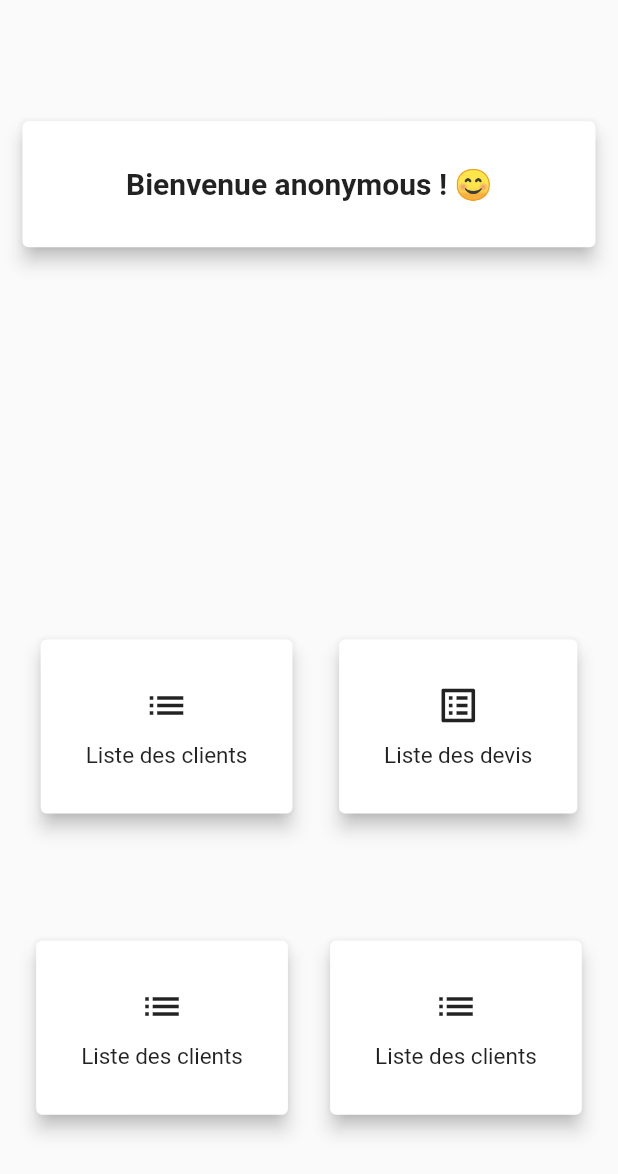
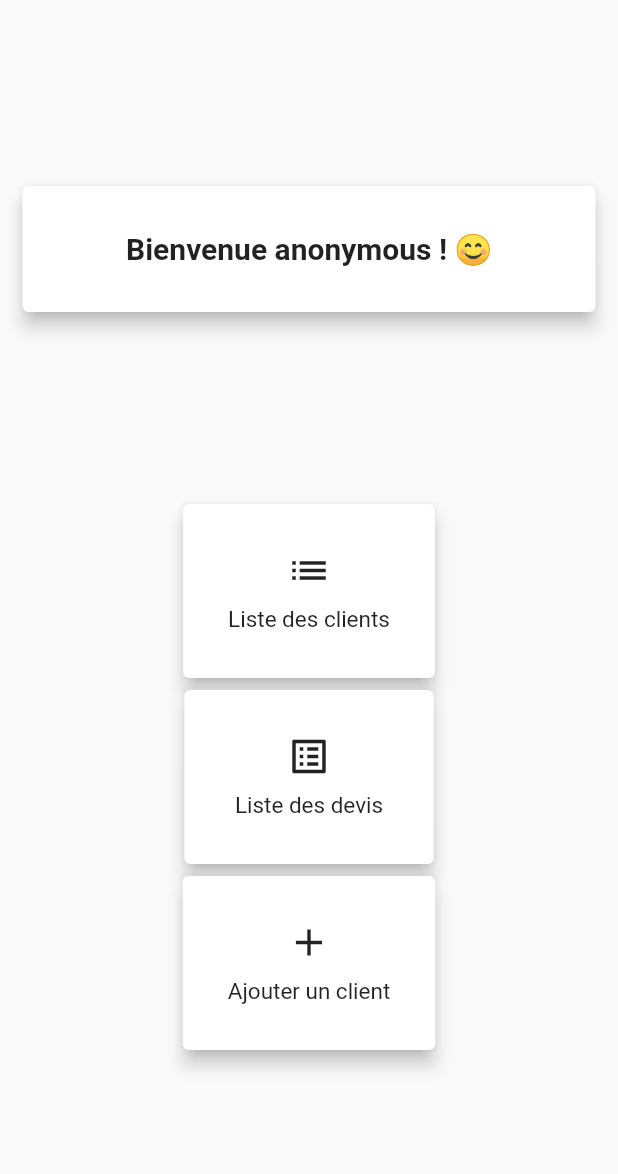
Before and after one commit to lelou27/MaderaApplicationMobile, a Flutter app: the HomePage widget shown alone on an empty page, opened directly, on a phone screen of 412 x 824 dp. Shown: the top 1174 px of the screen. Run offline on Flutter 3.47's test engine with Material 2 defaults, Android fonts, the phone set to English and light mode, and no system bars; our stand-ins replace dio, flutter_map, geocoding, image_picker, latlong2, shared_preferences; missing offline and left inert: flutter_scroll_to_top; accounts and stored records are empty.

Commit message:
Landscape home page

```diff
--- a/lib/page/Home.dart
+++ b/lib/page/Home.dart
@@ -1,5 +1,6 @@
 import 'package:flutter/cupertino.dart';
 import 'package:flutter/material.dart';
+import 'package:madera_mobile/ajoutCLient/ajoutClient.dart';
 import 'package:madera_mobile/classes/Clients.dart';
 import 'package:madera_mobile/components/CardHome.dart';
 import 'package:madera_mobile/components/ListClient.dart';
@@ -14,6 +15,8 @@ class HomePage extends StatefulWidget {
 class _HomePageState extends State<HomePage> {
   @override
   Widget build(BuildContext context) {
+    final isLandscape = MediaQuery.of(context).orientation == Orientation.landscape;
+
     return Container(
       child: Column(
         mainAxisAlignment: MainAxisAlignment.spaceEvenly,
@@ -40,21 +43,21 @@ class _HomePageState extends State<HomePage> {
               ),
             ],
           ),
-          SizedBox(
-            height: 100,
-          ),
+          isLandscape ?
           Row(
-            mainAxisAlignment: MainAxisAlignment.spaceEvenly,
+            mainAxisAlignment: MainAxisAlignment.spaceAround,
             children: [
               CardHome(Icons.list, "Liste des clients", ListClient()),
-                CardHome(Icons.list_alt, "Liste des devis", ListDevis(new Client(id: "", first_name: "first_name", mail: "mail", phone: "phone", address: "address", postal_code: "postal_code", city: "city", country: "country"))),
+              CardHome(Icons.list_alt, " Liste des devis ", ListDevis(new Client(id: "", first_name: "first_name", mail: "mail", phone: "phone", address: "address", postal_code: "postal_code", city: "city", country: "country"))),
+              CardHome(Icons.add, "Ajouter un client", AjoutClientPage()),
             ],
-          ),
-          Row(
-            mainAxisAlignment: MainAxisAlignment.spaceEvenly,
+          ):
+          Column(
+            mainAxisAlignment: MainAxisAlignment.spaceAround,
             children: [
               CardHome(Icons.list, "Liste des clients", ListClient()),
-              CardHome(Icons.list, "Liste des clients", ListClient()),
+              CardHome(Icons.list_alt, " Liste des devis ", ListDevis(new Client(id: "", first_name: "first_name", mail: "mail", phone: "phone", address: "address", postal_code: "postal_code", city: "city", country: "country"))),
+              CardHome(Icons.add, "Ajouter un client", AjoutClientPage()),
             ],
           ),
         ],
```
